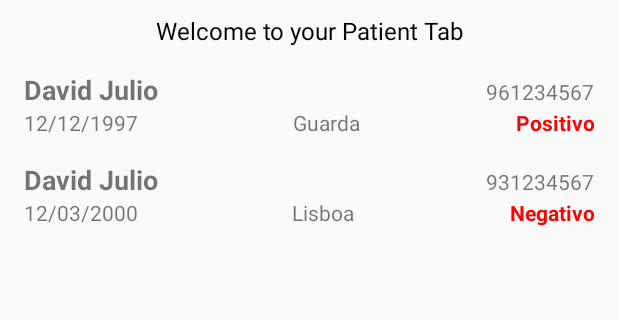
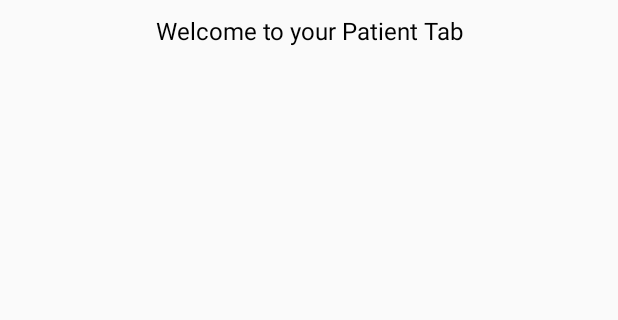
Before and after one commit to DavidsJulio/ConsultaMedica, an Android app: the AddPatientActivity screen opened directly, with no data from a screen before it, after a tap on "Save", on a phone screen of 412 x 824 dp, the part 284-604 px from its top. Run offline under Robolectric (Android 15) with nearby library versions, the phone set to English and light mode, and no system bars.

```diff
--- a/app/src/main/java/com/davidjulio/consultamedica/activity/AddPatientActivity.java
+++ b/app/src/main/java/com/davidjulio/consultamedica/activity/AddPatientActivity.java
@@ -10,13 +10,26 @@ import android.view.MenuItem;
 import android.widget.Toast;
 
 import com.davidjulio.consultamedica.R;
+import com.davidjulio.consultamedica.helper.DbHelper;
+import com.google.android.material.textfield.TextInputEditText;
 
 public class AddPatientActivity extends AppCompatActivity {
+
+    TextInputEditText tiName, tiPhone, tiBdate, tiCity, tiResult;
+    DbHelper myDb;
 
     @Override
     protected void onCreate(Bundle savedInstanceState) {
         super.onCreate(savedInstanceState);
         setContentView(R.layout.activity_add_patient);
+        myDb = new DbHelper(this); //instaciar a bd
+
+        //buscar componentes da add patient
+        tiName = (TextInputEditText) findViewById(R.id.tiName);
+        tiPhone = (TextInputEditText)findViewById(R.id.tiPhone);
+        tiBdate = (TextInputEditText)findViewById(R.id.tiBdate);
+        tiCity = (TextInputEditText)findViewById(R.id.tiCity);
+        tiResult = (TextInputEditText)findViewById(R.id.tiResult);
     }
 
     @Override
@@ -31,11 +44,24 @@ public class AddPatientActivity extends AppCompatActivity {
         int id = item.getItemId();
 
         if (id == R.id.mSave) {
+
+            AddPatientData();
+
             Intent intentSavePatient = new Intent(this, PatientActivity.class);
             startActivity(intentSavePatient);
-            Toast.makeText(this, R.string.infoSaved, Toast.LENGTH_SHORT).show();
+
+            Toast.makeText(this, R.string.infoSaved, Toast.LENGTH_LONG).show();
 
         }
         return super.onOptionsItemSelected(item);
     }
+
+    public void AddPatientData(){
+
+        myDb.insertDataPaciente(tiName.getText().toString().trim(), //vai buscar o texto em string e sem espaços (trim)
+                                tiPhone.getText().toString().trim(),
+                                tiBdate.getText().toString().trim(),
+                                tiCity.getText().toString().trim(),
+                                tiResult.getText().toString().trim());
+    }
 }
--- a/app/src/main/java/com/davidjulio/consultamedica/activity/PatientActivity.java
+++ b/app/src/main/java/com/davidjulio/consultamedica/activity/PatientActivity.java
@@ -34,7 +34,7 @@ public class PatientActivity extends AppCompatActivity {
 
     public void carregarListaPacientes(){
         //patient
-
+        /*
         Patient patient = new Patient();
         patient.setNamePatient("David Julio");
         patient.setPhonePatient("961234567");
@@ -50,6 +50,8 @@ public class PatientActivity extends AppCompatActivity {
         patient1.setCityPatient("Lisboa");
         patient1.setResultPatient("Negativo");
         patientList.add(patient1);
+
+         */
 
 
         //Configurar Adapter (para configurar o adapter primeiro é preciso criar uma class)
@@ -83,7 +85,6 @@ public class PatientActivity extends AppCompatActivity {
         if (id == R.id.mAdd) {
             Intent intentAddPatient = new Intent(this, AddPatientActivity.class);
             startActivity(intentAddPatient);
-
         }
         return super.onOptionsItemSelected(item);
     }
--- /dev/null
+++ b/app/src/main/java/com/davidjulio/consultamedica/helper/DbHelper.java
@@ -0,0 +1,71 @@
+package com.davidjulio.consultamedica.helper;
+
+import android.content.ContentValues;
+import android.content.Context;
+import android.database.sqlite.SQLiteDatabase;
+import android.database.sqlite.SQLiteOpenHelper;
+
+import androidx.annotation.Nullable;
+
+public class DbHelper extends SQLiteOpenHelper {
+
+    //Para facilitar caso haja alterações no código
+    public static final String DB_NAME = "consulta.db"; //nome da bd
+    public static final int VERSION = 1; //verão da bd
+
+    //Tabela pacientes e colunas
+    public static final String TABELA_PACIENTE = "tabela_paciente";
+
+    public static final String ID_PACIENTE = "id_paciente";
+    public static final String NOME_PACIENTE = "nome_paciente"; //nome do paciente
+    public static final String TELE_PACIENTE = "tele_paciente"; //telemovel
+    public static final String DATA_PACIENTE = "data_paciente"; //data de nascimento
+    public static final String CIDADE_PACIENTE = "cidade_paciente"; //cidade
+    public static final String RESULTADO_PACIENTE = "resultado_paciente"; //resultado ao teste COVID19
+
+
+    public DbHelper(@Nullable Context context) {
+        super(context, DB_NAME, null, VERSION);
+    }
+
+    @Override
+    public void onCreate(SQLiteDatabase db) {
+        //Criação tabela dos pacientes
+        db.execSQL("CREATE TABLE " + TABELA_PACIENTE + " ("+
+                ID_PACIENTE + " INTEGER PRIMARY KEY AUTOINCREMENT, "+ //Incrementado automaticamente
+                NOME_PACIENTE + " TEXT NOT NULL, "+
+                TELE_PACIENTE + " TEXT NOT NULL, "+
+                DATA_PACIENTE + " TEXT NOT NULL, "+
+                CIDADE_PACIENTE + " TEXT NOT NULL, "+
+                RESULTADO_PACIENTE + " TEXT NOT NULL "+
+                ") ");
+
+    }
+
+    @Override
+    public void onUpgrade(SQLiteDatabase db, int oldVersion, int newVersion) {
+        /*
+        db.execSQL("DROP TABLE IF EXISTS "+ TABELA_PACIENTE);
+        onCreate(db);
+        */
+    }
+
+    public boolean insertDataPaciente (String nome, String tele, String data, String cidade, String resultado){ //adicionar os argumentos correspondentes à tabela
+        SQLiteDatabase db = this.getWritableDatabase();
+
+        ContentValues contentValues = new ContentValues(); //instanciar a classe
+        contentValues.put(NOME_PACIENTE, nome); //coluna (NOME_PACIENTE) e os value (nome), put para colocar na coluna
+        contentValues.put(TELE_PACIENTE, tele);
+        contentValues.put(DATA_PACIENTE, data);
+        contentValues.put(CIDADE_PACIENTE, cidade);
+        contentValues.put(RESULTADO_PACIENTE, resultado);
+
+        long result = db.insert(TABELA_PACIENTE, null, contentValues); //inserir na tabela
+
+        if(result == -1)
+            return false;
+        else
+            return true;
+    }
+
+}
```
